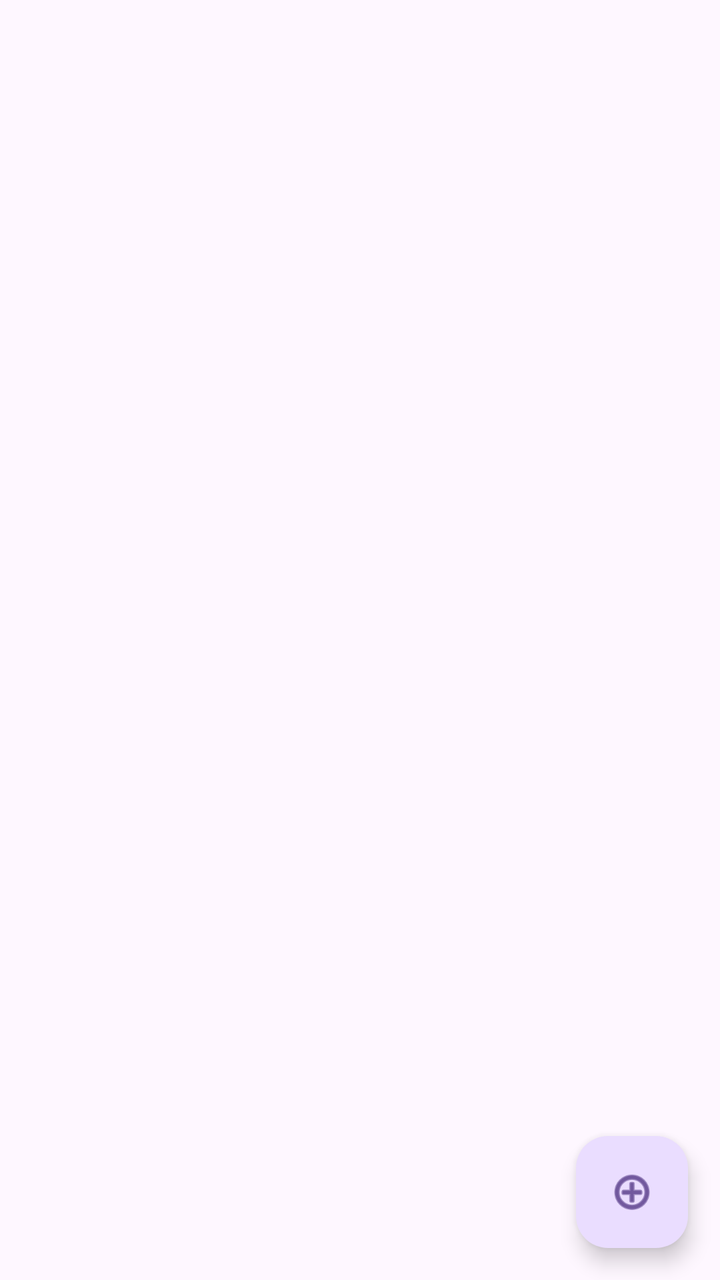
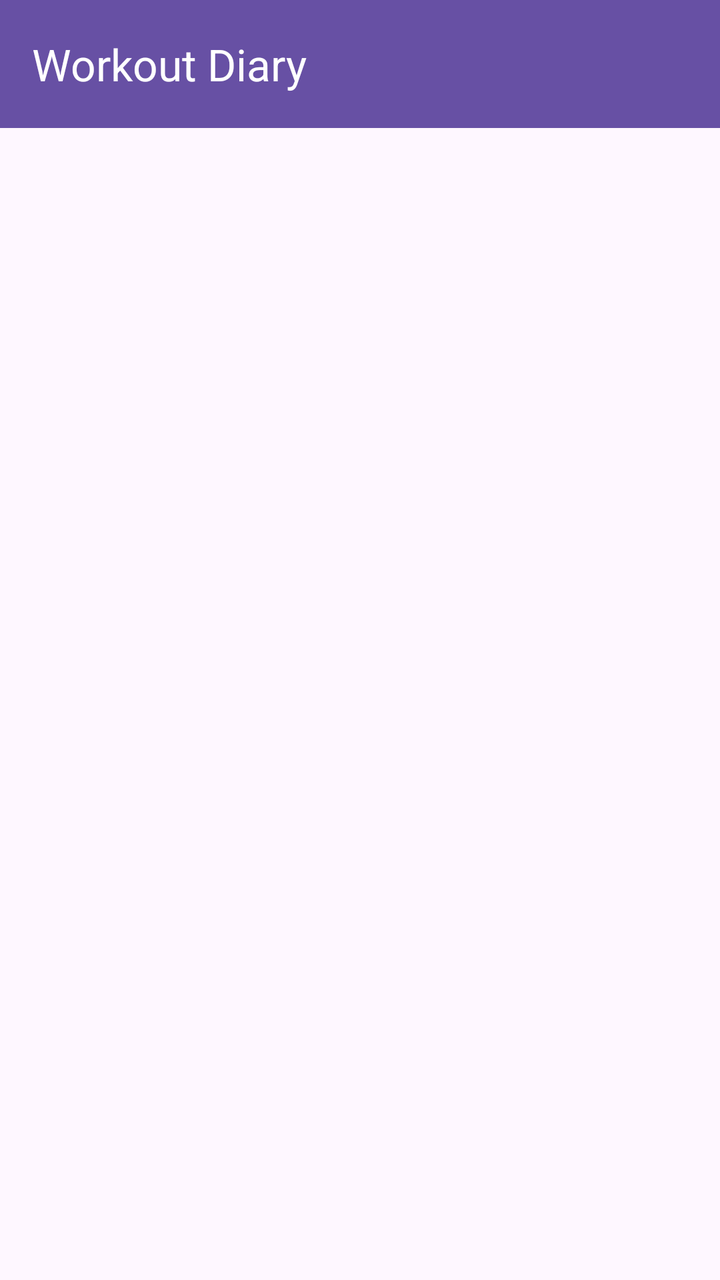

Two renders of the same Android screen: before a commit and after it. Below are the layout's source before the change and the commit's diff.
<!-- AndroidManifest.xml: application theme Theme.WorkoutDiary -->
<!-- res/layout/activity_main.xml -->
<?xml version="1.0" encoding="utf-8"?>
<androidx.coordinatorlayout.widget.CoordinatorLayout
    xmlns:android="http://schemas.android.com/apk/res/android"
    xmlns:app="http://schemas.android.com/apk/res-auto"
    android:layout_width="match_parent"
    android:layout_height="match_parent">

    <androidx.recyclerview.widget.RecyclerView
        android:id="@+id/workoutRecyclerView"
        android:layout_width="match_parent"
        android:layout_height="match_parent"
        app:layoutManager="androidx.recyclerview.widget.LinearLayoutManager" />

    <com.google.android.material.floatingactionbutton.FloatingActionButton
        android:id="@+id/fab"
        android:layout_width="wrap_content"
        android:layout_height="wrap_content"
        android:layout_gravity="bottom|end"
        android:layout_margin="16dp"
        android:src="@android:drawable/ic_menu_add"
        android:contentDescription="@string/add_workout_button"/>

</androidx.coordinatorlayout.widget.CoordinatorLayout>
<!-- resources referenced by this layout -->
<resources>
  <string name="add_workout_button">Add workout</string>
  <style name="Theme.WorkoutDiary" parent="Base.Theme.WorkoutDiary" />
  <style name="Base.Theme.WorkoutDiary" parent="Theme.Material3.DayNight.NoActionBar">
          
          
      </style>
</resources>

<!-- the commit's change to res/layout/activity_main.xml (unified diff, before → after) -->
@@ -1,23 +1,35 @@
 <?xml version="1.0" encoding="utf-8"?>
-<androidx.coordinatorlayout.widget.CoordinatorLayout
+<androidx.drawerlayout.widget.DrawerLayout
     xmlns:android="http://schemas.android.com/apk/res/android"
     xmlns:app="http://schemas.android.com/apk/res-auto"
+    xmlns:tools="http://schemas.android.com/tools"
+    android:id="@+id/drawer_layout"
     android:layout_width="match_parent"
-    android:layout_height="match_parent">
+    android:layout_height="match_parent"
+    tools:context=".MainActivity">
 
-    <androidx.recyclerview.widget.RecyclerView
-        android:id="@+id/workoutRecyclerView"
+    <LinearLayout
         android:layout_width="match_parent"
         android:layout_height="match_parent"
-        app:layoutManager="androidx.recyclerview.widget.LinearLayoutManager" />
+        android:orientation="vertical">
 
-    <com.google.android.material.floatingactionbutton.FloatingActionButton
-        android:id="@+id/fab"
-        android:layout_width="wrap_content"
-        android:layout_height="wrap_content"
-        android:layout_gravity="bottom|end"
-        android:layout_margin="16dp"
-        android:src="@android:drawable/ic_menu_add"
-        android:contentDescription="@string/add_workout_button"/>
+        <com.google.android.material.appbar.MaterialToolbar
+            android:id="@+id/toolbar"
+            android:layout_width="match_parent"
+            android:layout_height="?attr/actionBarSize"
+            android:background="?attr/colorPrimary"
+            android:elevation="4dp"
+            android:theme="@style/ThemeOverlay.AppCompat.Dark.ActionBar"
+            app:title="@string/app_name" />
 
-</androidx.coordinatorlayout.widget.CoordinatorLayout>
+        <androidx.fragment.app.FragmentContainerView
+            android:id="@+id/fragment_container"
+            android:layout_width="match_parent"
+            android:layout_height="0dp"
+            android:layout_weight="1" />
+
+    </LinearLayout>
+
+    
+
+</androidx.drawerlayout.widget.DrawerLayout>
<!-- resource entries referenced after the edit -->
@@ -1,6 +1,6 @@
 <!-- resources referenced by this layout -->
 <resources>
-  <string name="add_workout_button">Add workout</string>
+  <string name="app_name">Workout Diary</string>
   <style name="Theme.WorkoutDiary" parent="Base.Theme.WorkoutDiary" />
   <style name="Base.Theme.WorkoutDiary" parent="Theme.Material3.DayNight.NoActionBar">
           
